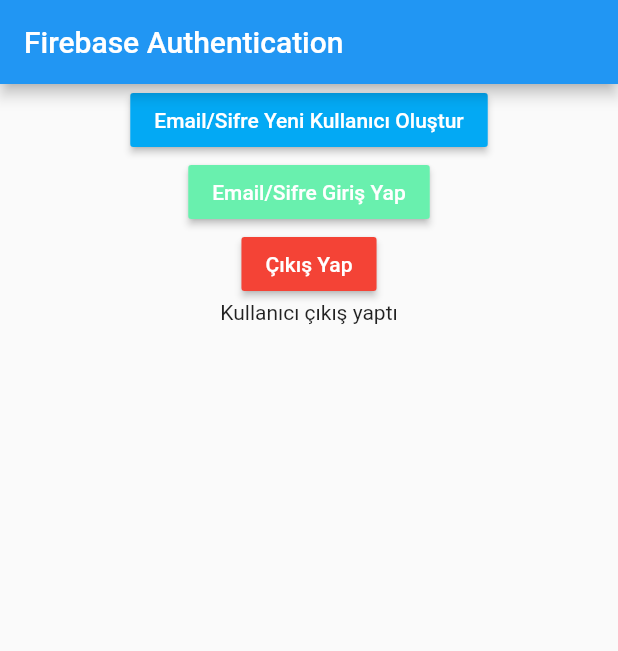
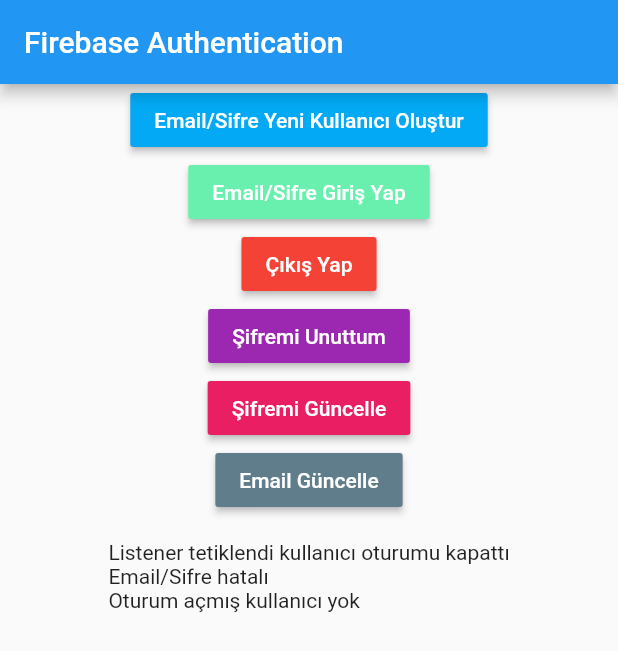
Before and after one commit to aoguz1/flutter_firebase_dersleri, a Flutter app: the screen it shows after launch, after a tap on "Email/Sifre Giriş Yap", after a tap on "Çıkış Yap", on a phone screen of 412 x 824 dp. Shown: the top 651 px of the screen. Run offline on Flutter 3.47's test engine with Material 2 defaults, Android fonts, the phone set to English and light mode, and no system bars; our stand-ins replace firebase_auth; accounts and stored records are empty; network calls fail.

Commit message:
email ve şifre güncelleme ve authstatechange streami anlatıldı

```diff
--- a/lib/login_islemleri.dart
+++ b/lib/login_islemleri.dart
@@ -9,6 +9,22 @@ class LoginIslemleri extends StatefulWidget {
 class _LoginIslemleriState extends State<LoginIslemleri> {
   final FirebaseAuth _auth = FirebaseAuth.instance;
   String mesaj = "";
+
+
+  @override
+  void initState() {
+    // TODO: implement initState
+    super.initState();
+    _auth.onAuthStateChanged.listen((user){
+      setState(() {
+        if(user != null){
+          mesaj += "\nListener tetiklendi kullanıcı oturum açtı";
+        }else {
+          mesaj += "\nListener tetiklendi kullanıcı oturumu kapattı";
+        }
+      });
+    });
+  }
 
   @override
   Widget build(BuildContext context) {
@@ -44,6 +60,34 @@ class _LoginIslemleriState extends State<LoginIslemleri> {
               ),
               color: Colors.red,
               onPressed: _cikisyap,
+            ),
+
+            RaisedButton(
+              child: Text(
+                "Şifremi Unuttum",
+                style: TextStyle(color: Colors.white),
+              ),
+              color: Colors.purple,
+              onPressed: _sifremiUnuttum,
+            ),
+
+            RaisedButton(
+              child: Text(
+                "Şifremi Güncelle",
+                style: TextStyle(color: Colors.white),
+              ),
+              color: Colors.pink,
+              onPressed: _sifremiGuncelle,
+            ),
+
+
+            RaisedButton(
+              child: Text(
+                "Email Güncelle",
+                style: TextStyle(color: Colors.white),
+              ),
+              color: Colors.blueGrey,
+              onPressed: _emailGuncelle,
             ),
 
 
@@ -93,10 +137,10 @@ class _LoginIslemleriState extends State<LoginIslemleri> {
     _auth.signInWithEmailAndPassword(email: mail, password: sifre).then((oturumAcmisKullanici){
 
       if(oturumAcmisKullanici.isEmailVerified){
-        mesaj = "Email onaylı kullanıcı yönlendirme yapabilirsin";
+        mesaj += "\nEmail onaylı kullanıcı yönlendirme yapabilirsin";
       }else{
 
-        mesaj = "Emailize mail attık lütfen onaylayın";
+        mesaj += "\nEmailize mail attık lütfen onaylayın";
         _auth.signOut();
       }
       setState(() {
@@ -107,7 +151,7 @@ class _LoginIslemleriState extends State<LoginIslemleri> {
       debugPrint(hata.toString());
 
       setState(() {
-        mesaj = "Email/Sifre hatalı";
+        mesaj += "\nEmail/Sifre hatalı";
       });
 
     });
@@ -121,20 +165,117 @@ class _LoginIslemleriState extends State<LoginIslemleri> {
       _auth.signOut().then((data){
 
         setState(() {
-          mesaj = "Kullanıcı çıkış yaptı";
+          mesaj += "\nKullanıcı çıkış yaptı";
         });
       }).catchError((hata){
         setState(() {
-          mesaj = "Çıkış yaparken hata oluştu $hata";
+          mesaj += "\nÇıkış yaparken hata oluştu $hata";
         });
       });
     }else{
      setState(() {
-       mesaj = "Oturum açmış kullanıcı yok";
+       mesaj += "\nOturum açmış kullanıcı yok";
      });
     }
 
 
 
   }
+
+  void _sifremiUnuttum() {
+    String mail = "emrealtunbilek@gmail.com";
+    _auth.sendPasswordResetEmail(email: mail).then((v){
+      setState(() {
+
+        mesaj += "\nSıfırlama maili gönderildi";
+      });
+    }).catchError((hata){
+
+      setState(() {
+
+        mesaj += "\nŞifremi unuttum mailinde hata $hata";
+      });
+    });
+
+  }
+
+  void _sifremiGuncelle() async {
+
+
+
+    _auth.currentUser().then((user){
+
+      if(user != null){
+
+        user.updatePassword("234567").then((a){
+          setState(() {
+
+            mesaj += "\nŞifre güncellendi";
+
+          });
+        }).catchError((hata){
+          setState(() {
+
+            mesaj += "\nŞifre güncellenirken hata olustur $hata";
+
+          });
+
+        });
+      }else{
+
+        setState(() {
+
+          mesaj += "\nŞifre güncellemek için önce oturum açın";
+
+        });
+      }
+
+    }).catchError((hata){
+      setState(() {
+
+        mesaj += "\nKullanıcı getirilirken cıkan hata : $hata";
+
+      });
+    });
+
+  }
+
+  void _emailGuncelle() {
+
+    _auth.currentUser().then((user){
+
+      if(user != null){
+
+        user.updateEmail("emre@emre.com").then((a){
+          setState(() {
+
+            mesaj += "\Email güncellendi";
+
+          });
+        }).catchError((hata){
+          setState(() {
+
+            mesaj += "\Email güncellenirken hata olustur $hata";
+
+          });
+
+        });
+      }else{
+
+        setState(() {
+
+          mesaj += "\Email güncellemek için önce oturum açın";
+
+        });
+      }
+
+    }).catchError((hata){
+      setState(() {
+
+        mesaj += "\nKullanıcı getirilirken cıkan hata : $hata";
+
+      });
+    });
+
+  }
 }
```
